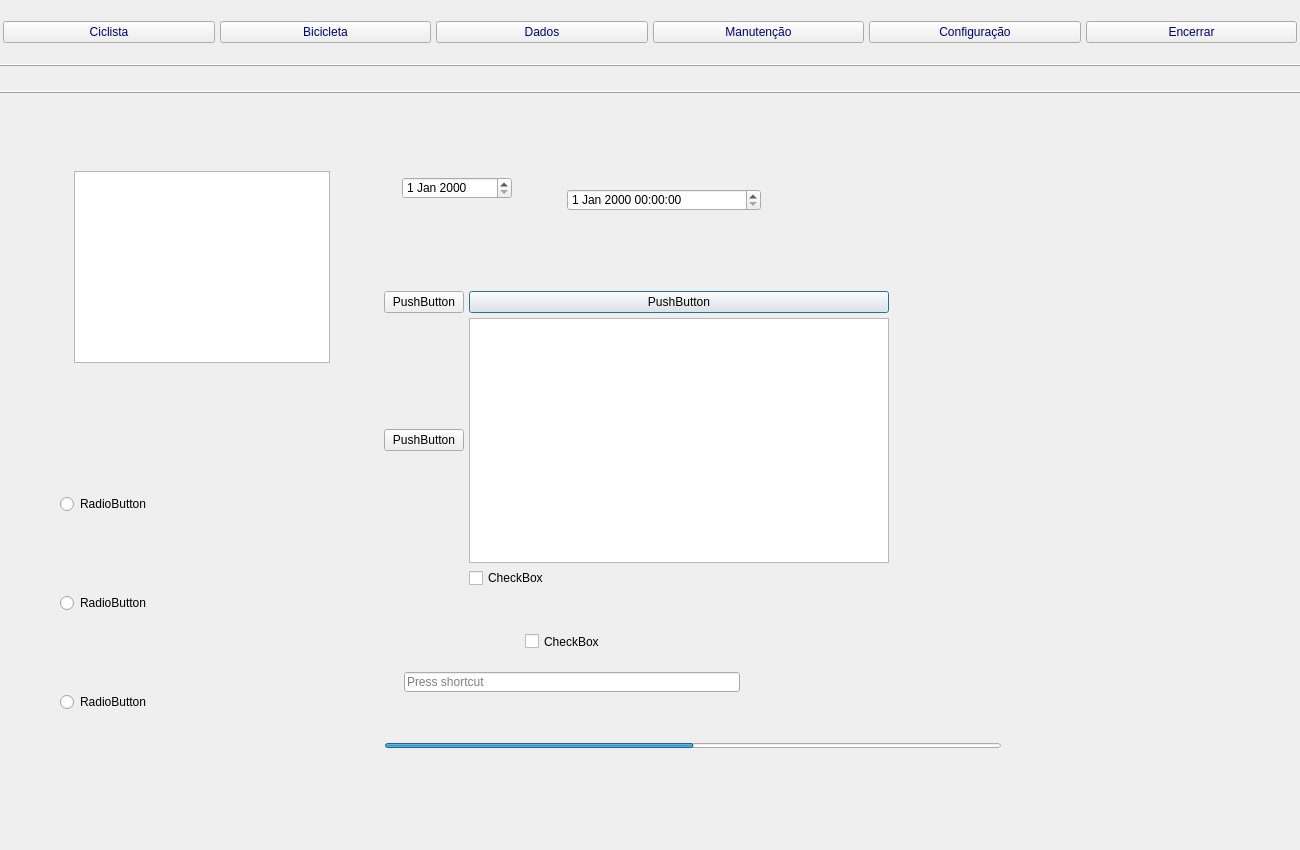
Qt form Screen/frmMain.ui (LasFreitas/Bike) before a commit.
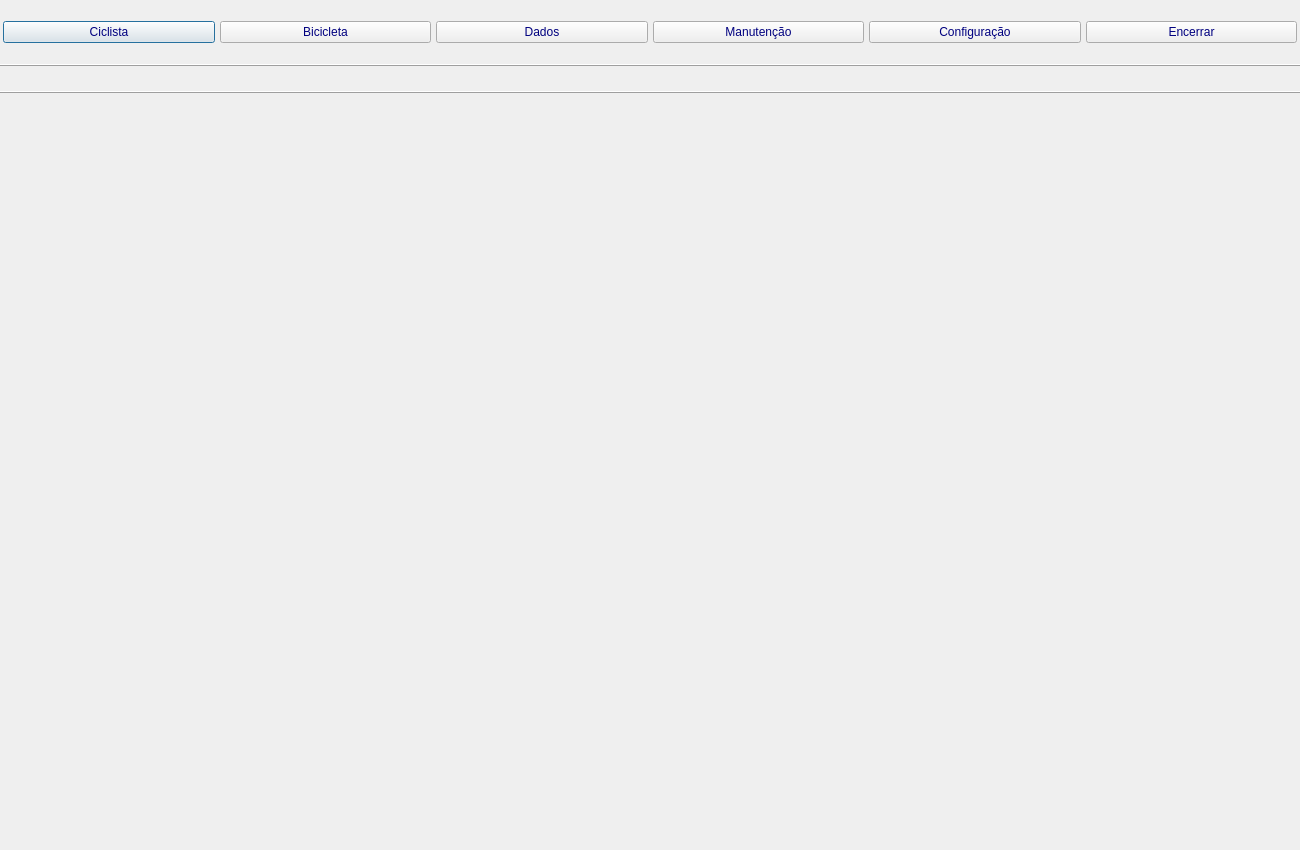
The same form after that commit. Icons and pictures are not drawn.

Commit message: Form LOGIN e funções

```diff
--- a/Screen/frmMain.ui
+++ b/Screen/frmMain.ui
@@ -31,94 +31,6 @@
   <property name="modal">
    <bool>true</bool>
   </property>
-  <widget class="QWidget" name="verticalLayoutWidget">
-   <property name="geometry">
-    <rect>
-     <x>60</x>
-     <y>421</y>
-     <width>160</width>
-     <height>364</height>
-    </rect>
-   </property>
-   <layout class="QVBoxLayout" name="verticalLayout">
-    <item>
-     <widget class="QRadioButton" name="radioButton_3">
-      <property name="text">
-       <string>RadioButton</string>
-      </property>
-     </widget>
-    </item>
-    <item>
-     <widget class="QRadioButton" name="radioButton_2">
-      <property name="text">
-       <string>RadioButton</string>
-      </property>
-     </widget>
-    </item>
-    <item>
-     <widget class="QRadioButton" name="radioButton">
-      <property name="text">
-       <string>RadioButton</string>
-      </property>
-     </widget>
-    </item>
-   </layout>
-  </widget>
-  <widget class="QWidget" name="gridLayoutWidget">
-   <property name="geometry">
-    <rect>
-     <x>379</x>
-     <y>291</y>
-     <width>515</width>
-     <height>297</height>
-    </rect>
-   </property>
-   <layout class="QGridLayout" name="gridLayout" rowstretch="5,0,0">
-    <property name="sizeConstraint">
-     <enum>QLayout::SetDefaultConstraint</enum>
-    </property>
-    <property name="leftMargin">
-     <number>5</number>
-    </property>
-    <property name="rightMargin">
-     <number>5</number>
-    </property>
-    <property name="spacing">
-     <number>5</number>
-    </property>
-    <item row="0" column="1">
-     <widget class="QPushButton" name="pushButton_4">
-      <property name="text">
-       <string>PushButton</string>
-      </property>
-     </widget>
-    </item>
-    <item row="0" column="0">
-     <widget class="QPushButton" name="pushButton_3">
-      <property name="text">
-       <string>PushButton</string>
-      </property>
-     </widget>
-    </item>
-    <item row="1" column="0">
-     <widget class="QPushButton" name="pushButton_5">
-      <property name="text">
-       <string>PushButton</string>
-      </property>
-     </widget>
-    </item>
-    <item row="1" column="1">
-     <widget class="QGraphicsView" name="graphicsView"/>
-    </item>
-    <item row="2" column="1">
-     <widget class="QCheckBox" name="checkBox_2">
-      <property name="text">
-       <string>CheckBox</string>
-      </property>
-     </widget>
-    </item>
-   </layout>
-  </widget>
   <widget class="QWidget" name="horizontalLayoutWidget">
    <property name="geometry">
     <rect>
@@ -351,90 +263,6 @@
     <enum>Qt::Horizontal</enum>
    </property>
   </widget>
-  <widget class="QListView" name="listView">
-   <property name="geometry">
-    <rect>
-     <x>74</x>
-     <y>171</y>
-     <width>256</width>
-     <height>192</height>
-    </rect>
-   </property>
-  </widget>
-  <widget class="QCheckBox" name="checkBox">
-   <property name="geometry">
-    <rect>
-     <x>525</x>
-     <y>633</y>
-     <width>426</width>
-     <height>17</height>
-    </rect>
-   </property>
-   <property name="text">
-    <string>CheckBox</string>
-   </property>
-  </widget>
-  <widget class="QDateEdit" name="dateEdit">
-   <property name="geometry">
-    <rect>
-     <x>402</x>
-     <y>177</y>
-     <width>110</width>
-     <height>22</height>
-    </rect>
-   </property>
-  </widget>
-  <widget class="QDateTimeEdit" name="dateTimeEdit">
-   <property name="geometry">
-    <rect>
-     <x>567</x>
-     <y>189</y>
-     <width>194</width>
-     <height>22</height>
-    </rect>
-   </property>
-  </widget>
-  <widget class="QKeySequenceEdit" name="keySequenceEdit">
-   <property name="geometry">
-    <rect>
-     <x>404</x>
-     <y>672</y>
-     <width>336</width>
-     <height>20</height>
-    </rect>
-   </property>
-  </widget>
-  <widget class="QProgressBar" name="progressBar">
-   <property name="geometry">
-    <rect>
-     <x>385</x>
-     <y>743</y>
-     <width>616</width>
-     <height>5</height>
-    </rect>
-   </property>
-   <property name="cursor">
-    <cursorShape>WaitCursor</cursorShape>
-   </property>
-   <property name="contextMenuPolicy">
-    <enum>Qt::NoContextMenu</enum>
-   </property>
-   <property name="value">
-    <number>50</number>
-   </property>
-   <property name="textVisible">
-    <bool>false</bool>
-   </property>
-   <property name="orientation">
-    <enum>Qt::Horizontal</enum>
-   </property>
-   <property name="invertedAppearance">
-    <bool>false</bool>
-   </property>
-   <property name="textDirection">
-    <enum>QProgressBar::TopToBottom</enum>
-   </property>
-  </widget>
  </widget>
  <resources/>
  <connections/>
```
The commit also changes 5 other files.
